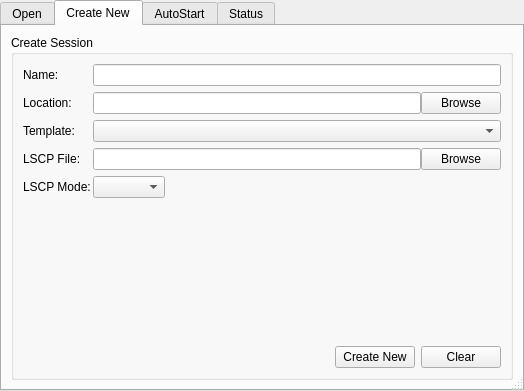
Above: oostudio/OOStudioBase.ui from ccherrett/oom before the change. Below: the same form after it.
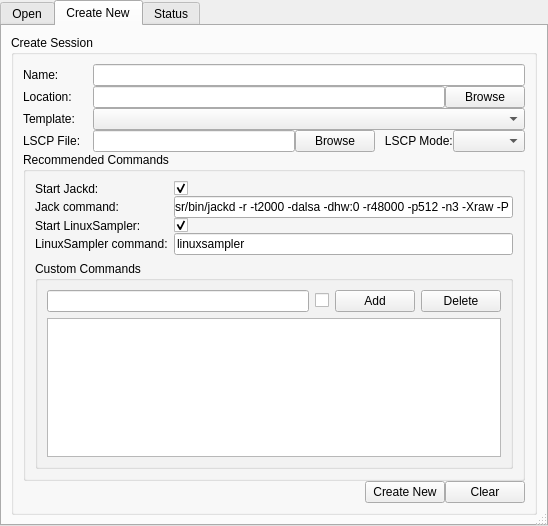
That is the form after the change. The open tabs and pages were chosen to show the change.

Commit message: Move commands to session based

```diff
--- a/oostudio/OOStudioBase.ui
+++ b/oostudio/OOStudioBase.ui
@@ -6,8 +6,8 @@
    <rect>
     <x>0</x>
     <y>0</y>
-    <width>524</width>
-    <height>391</height>
+    <width>548</width>
+    <height>526</height>
    </rect>
   </property>
   <property name="windowTitle">
@@ -82,6 +82,9 @@
           <string>Create Session</string>
          </property>
          <layout class="QVBoxLayout" name="verticalLayout_5">
+          <property name="spacing">
+           <number>0</number>
+          </property>
           <item>
            <layout class="QHBoxLayout" name="horizontalLayout_6">
             <property name="spacing">
@@ -216,16 +219,6 @@
               </property>
              </widget>
             </item>
-           </layout>
-          </item>
-          <item>
-           <layout class="QHBoxLayout" name="horizontalLayout_7">
-            <property name="spacing">
-             <number>0</number>
-            </property>
-            <property name="topMargin">
-             <number>0</number>
-            </property>
             <item>
              <widget class="QLabel" name="label_4">
               <property name="minimumSize">
@@ -236,95 +229,31 @@
               </property>
               <property name="maximumSize">
                <size>
-                <width>70</width>
+                <width>100</width>
                 <height>16777215</height>
                </size>
               </property>
               <property name="text">
-               <string>LSCP Mode:</string>
+               <string>   LSCP Mode:</string>
               </property>
              </widget>
             </item>
             <item>
-             <widget class="QComboBox" name="comboBox_2"/>
+             <widget class="QComboBox" name="m_cmbLSCPMode"/>
             </item>
-            <item>
-             <spacer name="horizontalSpacer_3">
-              <property name="orientation">
-               <enum>Qt::Horizontal</enum>
-              </property>
-              <property name="sizeHint" stdset="0">
-               <size>
-                <width>40</width>
-                <height>20</height>
-               </size>
-              </property>
-             </spacer>
-            </item>
            </layout>
           </item>
           <item>
-           <spacer name="verticalSpacer">
-            <property name="orientation">
-             <enum>Qt::Vertical</enum>
-            </property>
-            <property name="sizeHint" stdset="0">
-             <size>
-              <width>20</width>
-              <height>40</height>
-             </size>
-            </property>
-           </spacer>
-          </item>
-          <item>
-           <layout class="QHBoxLayout" name="horizontalLayout_4">
-            <item>
-             <spacer name="horizontalSpacer_2">
-              <property name="orientation">
-               <enum>Qt::Horizontal</enum>
-              </property>
-              <property name="sizeHint" stdset="0">
-               <size>
-                <width>40</width>
-                <height>20</height>
-               </size>
-              </property>
-             </spacer>
-            </item>
-            <item>
-             <widget class="QPushButton" name="m_btnDoCreate">
-              <property name="text">
-               <string>Create New</string>
-              </property>
-             </widget>
-            </item>
-            <item>
-             <widget class="QPushButton" name="m_btnClearCreate">
-              <property name="text">
-               <string>Clear</string>
-              </property>
-             </widget>
-            </item>
-           </layout>
-          </item>
-         </layout>
-        </widget>
-       </item>
-      </layout>
-     </widget>
-     <widget class="QWidget" name="m_tabAutostart">
-      <attribute name="title">
-       <string>AutoStart</string>
-      </attribute>
-      <layout class="QVBoxLayout" name="verticalLayout_2">
-       <item>
-        <widget class="QGroupBox" name="groupBox_3">
+           <widget class="QGroupBox" name="groupBox">
          <property name="title">
           <string>Recommended Commands</string>
          </property>
-         <layout class="QVBoxLayout" name="verticalLayout_6">
+            <layout class="QVBoxLayout" name="verticalLayout_9">
           <item>
            <layout class="QFormLayout" name="formLayout">
+               <property name="verticalSpacing">
+                <number>0</number>
+               </property>
             <property name="topMargin">
              <number>0</number>
             </property>
@@ -340,6 +269,9 @@
               <property name="text">
                <string/>
               </property>
+                 <property name="checked">
+                  <bool>true</bool>
+                 </property>
              </widget>
             </item>
             <item row="1" column="0">
@@ -361,6 +293,9 @@
               <property name="text">
                <string/>
               </property>
+                 <property name="checked">
+                  <bool>true</bool>
+                 </property>
              </widget>
             </item>
             <item row="1" column="1">
@@ -378,15 +313,16 @@
              </widget>
             </item>
             <item row="3" column="1">
-             <widget class="QLineEdit" name="lineEdit_5"/>
-            </item>
-           </layout>
-          </item>
-         </layout>
-        </widget>
-       </item>
+                <widget class="QLineEdit" name="m_txtLSCommand">
+                 <property name="text">
+                  <string notr="true">linuxsampler</string>
+                 </property>
+                </widget>
+               </item>
+              </layout>
+             </item>
        <item>
-        <widget class="QGroupBox" name="groupBox_4">
+              <widget class="QGroupBox" name="groupBox_2">
          <property name="title">
           <string>Custom Commands</string>
          </property>
@@ -394,19 +330,105 @@
           <item>
            <layout class="QHBoxLayout" name="horizontalLayout">
             <item>
-             <widget class="QLineEdit" name="lineEdit"/>
+                   <widget class="QLineEdit" name="m_txtCommand">
+                    <property name="text">
+                     <string notr="true"/>
+                    </property>
+                   </widget>
             </item>
             <item>
-             <widget class="QPushButton" name="pushButton">
+                   <widget class="QCheckBox" name="m_chkAfterOOM">
+                    <property name="toolTip">
+                     <string>Launch after oomidi has been started</string>
+                    </property>
+                    <property name="text">
+                     <string/>
+                    </property>
+                    <property name="iconSize">
+                     <size>
+                      <width>0</width>
+                      <height>0</height>
+                     </size>
+                    </property>
+                   </widget>
+                  </item>
+                  <item>
+                   <widget class="QPushButton" name="m_btnAddCommand">
               <property name="text">
                <string>Add</string>
               </property>
              </widget>
             </item>
+                  <item>
+                   <widget class="QPushButton" name="m_btnDeleteCommand">
+                    <property name="enabled">
+                     <bool>true</bool>
+                    </property>
+                    <property name="text">
+                     <string>Delete</string>
+                    </property>
+                   </widget>
+                  </item>
            </layout>
           </item>
           <item>
-           <widget class="QTableView" name="tableView"/>
+                 <widget class="QTableView" name="m_commandTable">
+                  <property name="editTriggers">
+                   <set>QAbstractItemView::NoEditTriggers</set>
+                  </property>
+                  <property name="cornerButtonEnabled">
+                   <bool>false</bool>
+                  </property>
+                  <attribute name="horizontalHeaderStretchLastSection">
+                   <bool>true</bool>
+                  </attribute>
+                  <attribute name="verticalHeaderVisible">
+                   <bool>false</bool>
+                  </attribute>
+                  <attribute name="verticalHeaderVisible">
+                   <bool>false</bool>
+                  </attribute>
+                  <attribute name="horizontalHeaderStretchLastSection">
+                   <bool>true</bool>
+                  </attribute>
+                 </widget>
+                </item>
+               </layout>
+              </widget>
+             </item>
+            </layout>
+           </widget>
+          </item>
+          <item>
+           <layout class="QHBoxLayout" name="horizontalLayout_4">
+            <item>
+             <spacer name="horizontalSpacer_2">
+              <property name="orientation">
+               <enum>Qt::Horizontal</enum>
+              </property>
+              <property name="sizeHint" stdset="0">
+               <size>
+                <width>40</width>
+                <height>20</height>
+               </size>
+              </property>
+             </spacer>
+            </item>
+            <item>
+             <widget class="QPushButton" name="m_btnDoCreate">
+              <property name="text">
+               <string>Create New</string>
+              </property>
+             </widget>
+            </item>
+            <item>
+             <widget class="QPushButton" name="m_btnClearCreate">
+              <property name="text">
+               <string>Clear</string>
+              </property>
+             </widget>
+            </item>
+           </layout>
           </item>
          </layout>
         </widget>
```
Left out of the diff: 52 changed lines with no effect on the pictures. Lines whose indentation alone changed are shown as unchanged. The commit also changes 2 other files.
